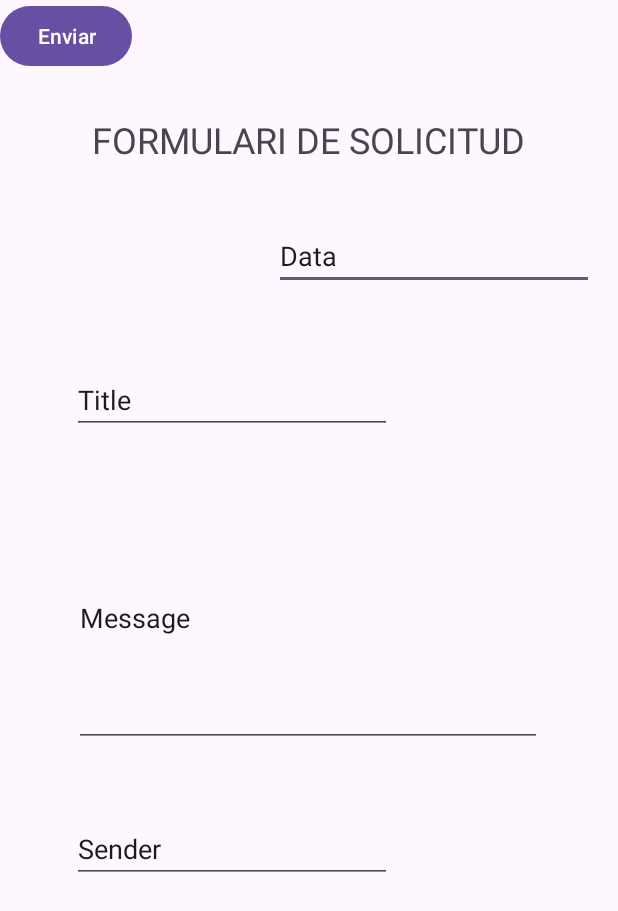
After one commit to carlaaotero/Android_DSA, an Android app: the FormulariActivity screen opened directly, with no data from a screen before it, on a phone screen of 412 x 824 dp. The commit adds this screen. Shown: the top 911 px of the screen. Run offline under Robolectric (Android 15) with nearby library versions, the phone set to English and light mode, and no system bars.

Commit message:
Desena versió

```diff
--- a/app/src/main/AndroidManifest.xml
+++ b/app/src/main/AndroidManifest.xml
@@ -70,6 +70,11 @@
             android:exported="true"
             android:theme="@style/Theme.Client_dsa">
         </activity>
+        <activity
+            android:name=".FormulariActivity"
+            android:exported="true"
+            android:theme="@style/Theme.Client_dsa">
+        </activity>
 
     </application>
 
--- a/app/src/main/java/com/example/client_dsa/API.java
+++ b/app/src/main/java/com/example/client_dsa/API.java
@@ -28,6 +28,8 @@ public interface API {
     @POST("issues/addIssue")
     Call<Issue> addIssue(@Body Issue issue);
 
+    @POST("usuaris/formulariSolicitud")
+    Call<Formulari> formulari(@Body Formulari formulari);
 
 
     //FALTA @POST per quan compres un item
--- /dev/null
+++ b/app/src/main/java/com/example/client_dsa/FormulariActivity.java
@@ -0,0 +1,93 @@
+package com.example.client_dsa;
+
+import static com.example.client_dsa.R.*;
+
+import com.example.client_dsa.Classes.*;
+import android.content.Intent;
+import android.os.Bundle;
+import android.util.Log;
+import android.view.View;
+
+import android.widget.Button;
+import android.widget.EditText;
+import android.widget.Toast;
+
+import androidx.appcompat.app.AppCompatActivity;
+
+import java.text.Normalizer;
+import java.util.Random;
+
+import retrofit2.Call;
+import retrofit2.Callback;
+import retrofit2.Response;
+
+public class FormulariActivity extends AppCompatActivity {
+    String id;
+    private EditText data;
+    private EditText title;
+    private EditText message;
+    private EditText sender;
+    private Button enviar;
+
+    API api;
+
+    protected void onCreate(Bundle savedInstanceState) {
+        super.onCreate(savedInstanceState);
+        setContentView(R.layout.activity_formulari);
+
+        /*Generem un numero random per l'ID*/
+        Random rand = new Random();
+        id = String.valueOf(rand.nextInt(1000));
+
+        /*Assignació de les referències als elements de la interfície*/
+        data = findViewById(R.id.data);
+        title = findViewById(R.id.title);
+        message = findViewById(R.id.message);
+        sender = findViewById(R.id.sender);
+
+        enviar = findViewById(R.id.enviar);
+
+        api = APIimp.getAPI();
+
+
+        enviar.setOnClickListener(new View.OnClickListener() {
+            @Override
+            public void onClick(View view) {
+                //progressBar.setVisibility(View.VISIBLE);
+                //S'obté les dades introduïdes per l'usuari
+                String dia = data.getText().toString();
+                String titol = title.getText().toString();
+                String missatge = message.getText().toString();
+                String usuari = sender.getText().toString();
+
+                //validar que les constrasenyes coincideixen
+
+                Formulari formulari = new Formulari (dia, titol, missatge, usuari);
+                Call<Formulari> call = api.formulari(formulari);
+
+                call.enqueue(new Callback<Formulari>() {
+                    @Override
+                    public void onResponse(Call<Formulari> call, Response<Formulari> response) {
+
+                        if(!response.isSuccessful()){
+                            Log.d("REGISTRE","USUARI NO REGISTRAT");
+                            Toast.makeText(FormulariActivity.this,"Error a l'enviar", Toast.LENGTH_LONG).show();
+                            return;
+                        }
+                        Log.d("FORMULARI", "201 OK");
+
+                        Toast.makeText(FormulariActivity.this,"Formulari enviat", Toast.LENGTH_LONG).show();
+                        Intent intent = new Intent(FormulariActivity.this, Formulari.class);
+                        startActivity(intent);
+
+                    }
+                    @Override
+                    public void onFailure(Call<Formulari> call, Throwable t) {
+                        Log.d("FORMULARI", "ERROR:" + t.getMessage());
+                        Toast.makeText(FormulariActivity.this,"ERROR:" + t.getMessage(), Toast.LENGTH_LONG).show();
+                    }
+                });
+            }
+        });
+    }
+}
--- /dev/null
+++ b/app/src/main/res/layout/activity_formulari.xml
@@ -0,0 +1,83 @@
+<?xml version="1.0" encoding="utf-8"?>
+<androidx.constraintlayout.widget.ConstraintLayout xmlns:android="http://schemas.android.com/apk/res/android"
+    xmlns:app="http://schemas.android.com/apk/res-auto"
+    xmlns:tools="http://schemas.android.com/tools"
+    android:layout_width="match_parent"
+    android:layout_height="match_parent">
+
+    <Button
+        android:id="@+id/enviar"
+        android:layout_width="wrap_content"
+        android:layout_height="wrap_content"
+        android:text="Enviar"
+        tools:layout_editor_absoluteX="160dp"
+        tools:layout_editor_absoluteY="589dp" />
+
+    <TextView
+        android:id="@+id/formularidesolicitud"
+        android:layout_width="wrap_content"
+        android:layout_height="wrap_content"
+        android:text="FORMULARI DE SOLICITUD"
+        android:textSize="24sp"
+        app:layout_constraintBottom_toBottomOf="parent"
+        app:layout_constraintEnd_toEndOf="parent"
+        app:layout_constraintHorizontal_bias="0.495"
+        app:layout_constraintStart_toStartOf="parent"
+        app:layout_constraintTop_toTopOf="parent"
+        app:layout_constraintVertical_bias="0.097" />
+
+    <EditText
+        android:id="@+id/data"
+        android:layout_width="wrap_content"
+        android:layout_height="wrap_content"
+        android:ems="10"
+        android:inputType="text"
+        android:text="Data"
+        app:layout_constraintBottom_toBottomOf="parent"
+        app:layout_constraintEnd_toEndOf="parent"
+        app:layout_constraintHorizontal_bias="0.92"
+        app:layout_constraintStart_toStartOf="parent"
+        app:layout_constraintTop_toTopOf="parent"
+        app:layout_constraintVertical_bias="0.19" />
+
+    <EditText
+        android:id="@+id/title"
+        android:layout_width="wrap_content"
+        android:layout_height="wrap_content"
+        android:ems="10"
+        android:inputType="text"
+        android:text="Title"
+        app:layout_constraintBottom_toBottomOf="parent"
+        app:layout_constraintEnd_toEndOf="parent"
+        app:layout_constraintHorizontal_bias="0.243"
+        app:layout_constraintStart_toStartOf="parent"
+        app:layout_constraintTop_toTopOf="parent"
+        app:layout_constraintVertical_bias="0.313" />
+
+    <EditText
+        android:id="@+id/message"
+        android:layout_width="312dp"
+        android:layout_height="171dp"
+        android:ems="10"
+        android:inputType="text"
+        android:text="Message"
+        app:layout_constraintBottom_toBottomOf="parent"
+        app:layout_constraintEnd_toEndOf="parent"
+        app:layout_constraintHorizontal_bias="0.494"
+        app:layout_constraintStart_toStartOf="parent"
+        app:layout_constraintTop_toTopOf="parent" />
+
+    <EditText
+        android:id="@+id/sender"
+        android:layout_width="wrap_content"
+        android:layout_height="wrap_content"
+        android:ems="10"
+        android:inputType="text"
+        android:text="Sender"
+        app:layout_constraintBottom_toBottomOf="parent"
+        app:layout_constraintEnd_toEndOf="parent"
+        app:layout_constraintHorizontal_bias="0.243"
+        app:layout_constraintStart_toStartOf="parent"
+        app:layout_constraintTop_toTopOf="parent"
+        app:layout_constraintVertical_bias="0.698" />
+</androidx.constraintlayout.widget.ConstraintLayout>
```
Also changed, not shown: app/src/main/java/com/example/client_dsa/Classes/Formulari.java (added, +40 -0 lines), app/src/main/java/com/example/client_dsa/PrincipalActivity.java (+13 -0 lines), app/src/main/res/layout/activity_principal.xml (+12 -0 lines), 1 other file.
